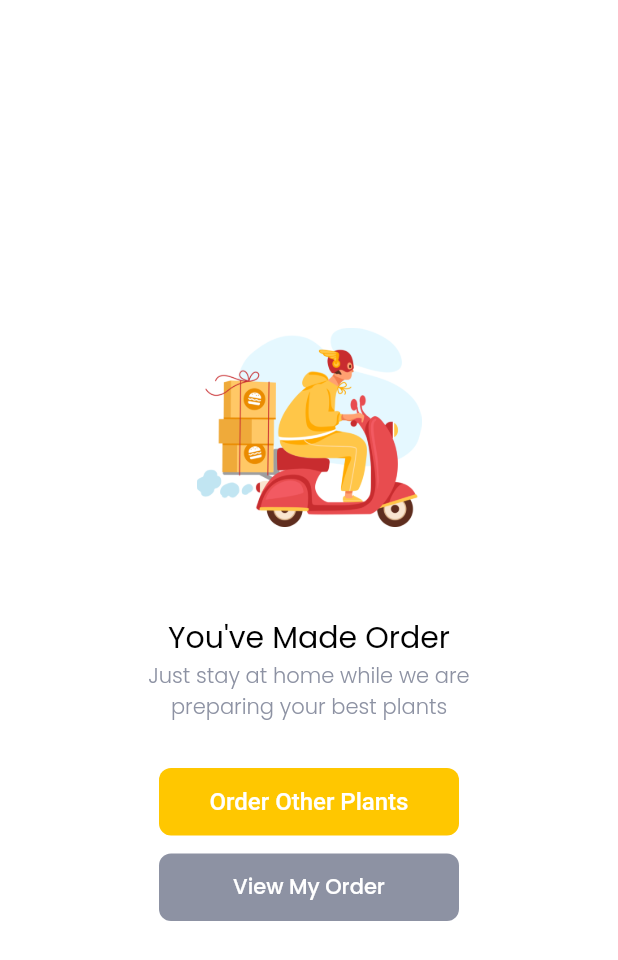
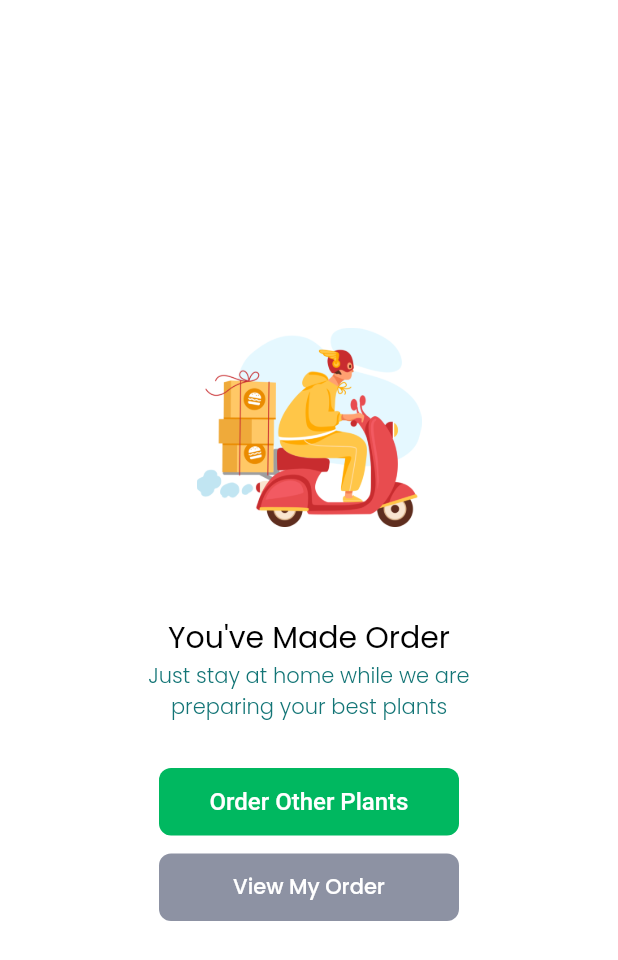
Before and after one commit to abdurahmanilyas/My_plant001, a Flutter app: the SuccessOrderPage screen opened directly, on a phone screen of 412 x 824 dp. Shown: the top 960 px of the screen. Run offline on Flutter 3.47's test engine with Material 2 defaults, Android fonts, the phone set to English and light mode, and no system bars; our stand-ins replace equatable, flutter_spinkit, get, google_fonts, material_design_icons_flutter, supercharged; network calls fail.

Commit message:
initial commit

```diff
--- a/lib/shared/theme.dart
+++ b/lib/shared/theme.dart
@@ -1,7 +1,7 @@
 part of 'shared.dart';
 
-Color mainColor = "FFC700".toColor();
-Color greyColor = "8D92A3".toColor();
+Color mainColor = "00B860".toColor();
+Color greyColor = "137576".toColor();
 
 TextStyle greyFontStyle = GoogleFonts.poppins().copyWith(color: greyColor);
 TextStyle blackFontStyle1 = GoogleFonts.poppins()
```
Also changed, not shown: assets/logo.png, pubspec.lock, 1 other file.
